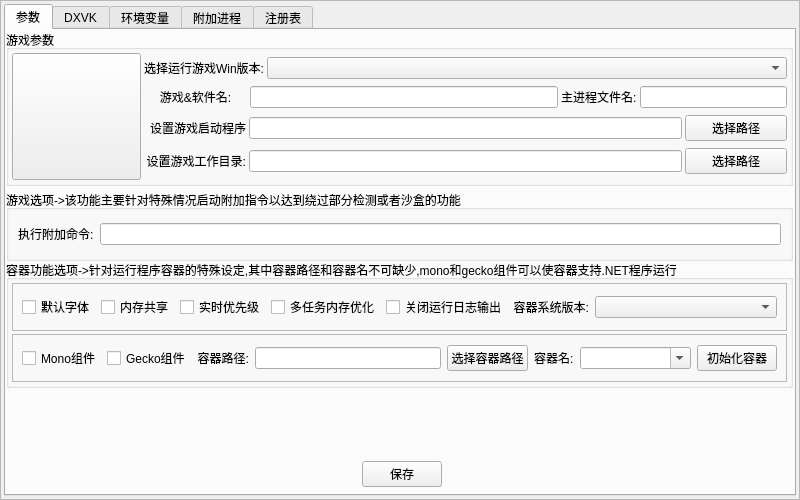
Above: ui/vekAppAddMT.ui from gfdgd-xi/vekcode before the change. Below: the same form after it.
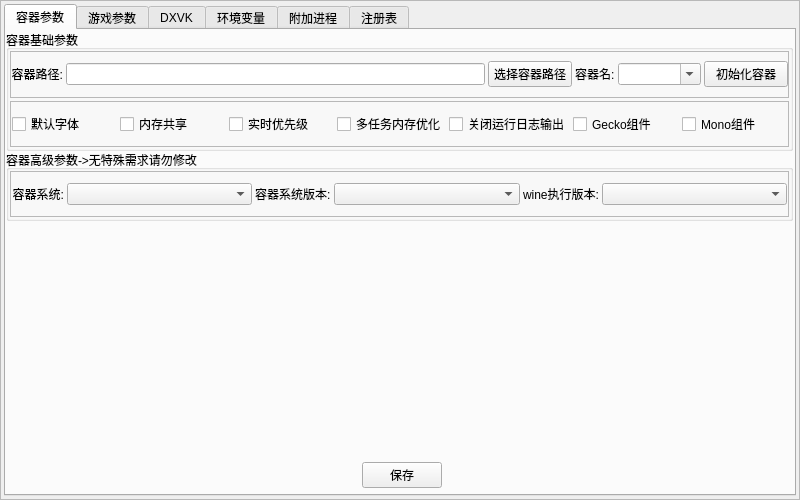
That is the form after the change.

```diff
--- a/ui/vekAppAddMT.ui
+++ b/ui/vekAppAddMT.ui
@@ -96,9 +96,457 @@
         <property name="currentIndex">
          <number>0</number>
         </property>
+        <widget class="QWidget" name="tab">
+         <attribute name="title">
+          <string>容器参数</string>
+         </attribute>
+         <widget class="QGroupBox" name="verticalGroupBox_3">
+          <property name="geometry">
+           <rect>
+            <x>0</x>
+            <y>0</y>
+            <width>787</width>
+            <height>121</height>
+           </rect>
+          </property>
+          <property name="title">
+           <string>容器基础参数</string>
+          </property>
+          <layout class="QVBoxLayout" name="verticalLayout_5">
+           <property name="spacing">
+            <number>3</number>
+           </property>
+           <property name="leftMargin">
+            <number>1</number>
+           </property>
+           <property name="topMargin">
+            <number>1</number>
+           </property>
+           <property name="rightMargin">
+            <number>1</number>
+           </property>
+           <property name="bottomMargin">
+            <number>1</number>
+           </property>
+           <item>
+            <widget class="QFrame" name="horizontalFrame">
+             <property name="frameShape">
+              <enum>QFrame::StyledPanel</enum>
+             </property>
+             <property name="frameShadow">
+              <enum>QFrame::Raised</enum>
+             </property>
+             <property name="midLineWidth">
+              <number>0</number>
+             </property>
+             <layout class="QHBoxLayout" name="horizontalLayout_7" stretch="1,50,10,1,10,10">
+              <property name="spacing">
+               <number>3</number>
+              </property>
+              <property name="leftMargin">
+               <number>0</number>
+              </property>
+              <property name="topMargin">
+               <number>0</number>
+              </property>
+              <property name="rightMargin">
+               <number>0</number>
+              </property>
+              <property name="bottomMargin">
+               <number>0</number>
+              </property>
+              <item>
+               <widget class="QLabel" name="label_7">
+                <property name="sizePolicy">
+                 <sizepolicy hsizetype="Preferred" vsizetype="Fixed">
+                  <horstretch>0</horstretch>
+                  <verstretch>0</verstretch>
+                 </sizepolicy>
+                </property>
+                <property name="text">
+                 <string>容器路径:</string>
+                </property>
+                <property name="alignment">
+                 <set>Qt::AlignRight|Qt::AlignTrailing|Qt::AlignVCenter</set>
+                </property>
+               </widget>
+              </item>
+              <item>
+               <widget class="QLineEdit" name="lineEdit_RunDockPath">
+                <property name="sizePolicy">
+                 <sizepolicy hsizetype="Preferred" vsizetype="Fixed">
+                  <horstretch>0</horstretch>
+                  <verstretch>0</verstretch>
+                 </sizepolicy>
+                </property>
+               </widget>
+              </item>
+              <item>
+               <widget class="QPushButton" name="pushButton_SetDockPath">
+                <property name="sizePolicy">
+                 <sizepolicy hsizetype="Preferred" vsizetype="Fixed">
+                  <horstretch>0</horstretch>
+                  <verstretch>0</verstretch>
+                 </sizepolicy>
+                </property>
+                <property name="text">
+                 <string>选择容器路径</string>
+                </property>
+               </widget>
+              </item>
+              <item>
+               <widget class="QLabel" name="label_5">
+                <property name="sizePolicy">
+                 <sizepolicy hsizetype="Preferred" vsizetype="Fixed">
+                  <horstretch>0</horstretch>
+                  <verstretch>0</verstretch>
+                 </sizepolicy>
+                </property>
+                <property name="text">
+                 <string>容器名:</string>
+                </property>
+               </widget>
+              </item>
+              <item>
+               <widget class="QComboBox" name="comboBox_DockName">
+                <property name="focusPolicy">
+                 <enum>Qt::WheelFocus</enum>
+                </property>
+                <property name="contextMenuPolicy">
+                 <enum>Qt::DefaultContextMenu</enum>
+                </property>
+                <property name="editable">
+                 <bool>true</bool>
+                </property>
+                <property name="insertPolicy">
+                 <enum>QComboBox::InsertAtBottom</enum>
+                </property>
+                <property name="sizeAdjustPolicy">
+                 <enum>QComboBox::AdjustToContentsOnFirstShow</enum>
+                </property>
+                <property name="duplicatesEnabled">
+                 <bool>false</bool>
+                </property>
+                <property name="frame">
+                 <bool>true</bool>
+                </property>
+               </widget>
+              </item>
+              <item>
+               <widget class="QPushButton" name="pushButton_initDock">
+                <property name="sizePolicy">
+                 <sizepolicy hsizetype="Preferred" vsizetype="Fixed">
+                  <horstretch>0</horstretch>
+                  <verstretch>0</verstretch>
+                 </sizepolicy>
+                </property>
+                <property name="text">
+                 <string>初始化容器</string>
+                </property>
+               </widget>
+              </item>
+             </layout>
+            </widget>
+           </item>
+           <item>
+            <widget class="QFrame" name="horizontalFrame_2">
+             <property name="frameShape">
+              <enum>QFrame::StyledPanel</enum>
+             </property>
+             <property name="frameShadow">
+              <enum>QFrame::Raised</enum>
+             </property>
+             <layout class="QHBoxLayout" name="horizontalLayout_11" stretch="10,10,10,10,10,10,10">
+              <property name="spacing">
+               <number>3</number>
+              </property>
+              <property name="leftMargin">
+               <number>1</number>
+              </property>
+              <property name="topMargin">
+               <number>1</number>
+              </property>
+              <property name="rightMargin">
+               <number>1</number>
+              </property>
+              <property name="bottomMargin">
+               <number>1</number>
+              </property>
+              <item>
+               <widget class="QCheckBox" name="checkBox_DefaultFonts">
+                <property name="sizePolicy">
+                 <sizepolicy hsizetype="Preferred" vsizetype="Fixed">
+                  <horstretch>0</horstretch>
+                  <verstretch>0</verstretch>
+                 </sizepolicy>
+                </property>
+                <property name="text">
+                 <string>默认字体</string>
+                </property>
+               </widget>
+              </item>
+              <item>
+               <widget class="QCheckBox" name="checkBox_wineMemorySharing">
+                <property name="sizePolicy">
+                 <sizepolicy hsizetype="Preferred" vsizetype="Fixed">
+                  <horstretch>0</horstretch>
+                  <verstretch>0</verstretch>
+                 </sizepolicy>
+                </property>
+                <property name="text">
+                 <string>内存共享</string>
+                </property>
+               </widget>
+              </item>
+              <item>
+               <widget class="QCheckBox" name="checkBox_wineRealTimePriority">
+                <property name="sizePolicy">
+                 <sizepolicy hsizetype="Preferred" vsizetype="Fixed">
+                  <horstretch>0</horstretch>
+                  <verstretch>0</verstretch>
+                 </sizepolicy>
+                </property>
+                <property name="text">
+                 <string>实时优先级</string>
+                </property>
+               </widget>
+              </item>
+              <item>
+               <widget class="QCheckBox" name="checkBox_wineMemoryOptimization">
+                <property name="sizePolicy">
+                 <sizepolicy hsizetype="Preferred" vsizetype="Fixed">
+                  <horstretch>0</horstretch>
+                  <verstretch>0</verstretch>
+                 </sizepolicy>
+                </property>
+                <property name="text">
+                 <string>多任务内存优化</string>
+                </property>
+               </widget>
+              </item>
+              <item>
+               <widget class="QCheckBox" name="checkBox_winerunlog">
+                <property name="sizePolicy">
+                 <sizepolicy hsizetype="Preferred" vsizetype="Fixed">
+                  <horstretch>0</horstretch>
+                  <verstretch>0</verstretch>
+                 </sizepolicy>
+                </property>
+                <property name="text">
+                 <string>关闭运行日志输出</string>
+                </property>
+               </widget>
+              </item>
+              <item>
+               <widget class="QCheckBox" name="checkBox_Gecko">
+                <property name="sizePolicy">
+                 <sizepolicy hsizetype="Preferred" vsizetype="Fixed">
+                  <horstretch>0</horstretch>
+                  <verstretch>0</verstretch>
+                 </sizepolicy>
+                </property>
+                <property name="text">
+                 <string>Gecko组件</string>
+                </property>
+               </widget>
+              </item>
+              <item>
+               <widget class="QCheckBox" name="checkBox_Mono">
+                <property name="enabled">
+                 <bool>true</bool>
+                </property>
+                <property name="sizePolicy">
+                 <sizepolicy hsizetype="Preferred" vsizetype="Fixed">
+                  <horstretch>0</horstretch>
+                  <verstretch>0</verstretch>
+                 </sizepolicy>
+                </property>
+                <property name="text">
+                 <string>Mono组件</string>
+                </property>
+               </widget>
+              </item>
+             </layout>
+            </widget>
+           </item>
+          </layout>
+         </widget>
+         <widget class="QWidget" name="layoutWidget_2">
+          <property name="geometry">
+           <rect>
+            <x>0</x>
+            <y>431</y>
+            <width>792</width>
+            <height>28</height>
+           </rect>
+          </property>
+          <layout class="QHBoxLayout" name="horizontalLayout_13">
+           <property name="spacing">
+            <number>3</number>
+           </property>
+           <item>
+            <spacer name="horizontalSpacer_5">
+             <property name="orientation">
+              <enum>Qt::Horizontal</enum>
+             </property>
+             <property name="sizeHint" stdset="0">
+              <size>
+               <width>40</width>
+               <height>20</height>
+              </size>
+             </property>
+            </spacer>
+           </item>
+           <item>
+            <widget class="QPushButton" name="pushButton_Set">
+             <property name="sizePolicy">
+              <sizepolicy hsizetype="Preferred" vsizetype="Fixed">
+               <horstretch>0</horstretch>
+               <verstretch>0</verstretch>
+              </sizepolicy>
+             </property>
+             <property name="text">
+              <string>保存</string>
+             </property>
+            </widget>
+           </item>
+           <item>
+            <spacer name="horizontalSpacer_6">
+             <property name="orientation">
+              <enum>Qt::Horizontal</enum>
+             </property>
+             <property name="sizeHint" stdset="0">
+              <size>
+               <width>40</width>
+               <height>20</height>
+              </size>
+             </property>
+            </spacer>
+           </item>
+          </layout>
+         </widget>
+         <widget class="QWidget" name="horizontalLayoutWidget_2">
+          <property name="geometry">
+           <rect>
+            <x>0</x>
+            <y>400</y>
+            <width>791</width>
+            <height>31</height>
+           </rect>
+          </property>
+          <layout class="QHBoxLayout" name="horizontalLayout_14">
+           <item>
+            <widget class="QLabel" name="label_TipsText">
+             <property name="text">
+              <string/>
+             </property>
+             <property name="alignment">
+              <set>Qt::AlignCenter</set>
+             </property>
+            </widget>
+           </item>
+          </layout>
+         </widget>
+         <widget class="QGroupBox" name="verticalGroupBox_4">
+          <property name="geometry">
+           <rect>
+            <x>0</x>
+            <y>120</y>
+            <width>787</width>
+            <height>71</height>
+           </rect>
+          </property>
+          <property name="title">
+           <string>容器高级参数-&gt;无特殊需求请勿修改</string>
+          </property>
+          <layout class="QVBoxLayout" name="verticalLayout_9">
+           <property name="spacing">
+            <number>1</number>
+           </property>
+           <property name="leftMargin">
+            <number>1</number>
+           </property>
+           <property name="topMargin">
+            <number>1</number>
+           </property>
+           <property name="rightMargin">
+            <number>1</number>
+           </property>
+           <property name="bottomMargin">
+            <number>1</number>
+           </property>
+           <item>
+            <widget class="QFrame" name="frame_2">
+             <property name="frameShape">
+              <enum>QFrame::StyledPanel</enum>
+             </property>
+             <property name="frameShadow">
+              <enum>QFrame::Raised</enum>
+             </property>
+             <layout class="QHBoxLayout" name="horizontalLayout_8" stretch="1,10,1,10,1,10">
+              <property name="spacing">
+               <number>3</number>
+              </property>
+              <property name="leftMargin">
+               <number>1</number>
+              </property>
+              <property name="topMargin">
+               <number>1</number>
+              </property>
+              <property name="rightMargin">
+               <number>1</number>
+              </property>
+              <property name="bottomMargin">
+               <number>1</number>
+              </property>
+              <item>
+               <widget class="QLabel" name="label_9">
+                <property name="sizePolicy">
+                 <sizepolicy hsizetype="Preferred" vsizetype="Fixed">
+                  <horstretch>0</horstretch>
+                  <verstretch>0</verstretch>
+                 </sizepolicy>
+                </property>
+                <property name="text">
+                 <string>容器系统:</string>
+                </property>
+                <property name="alignment">
+                 <set>Qt::AlignRight|Qt::AlignTrailing|Qt::AlignVCenter</set>
+                </property>
+               </widget>
+              </item>
+              <item>
+               <widget class="QComboBox" name="comboBox_dockSystemVersion"/>
+              </item>
+              <item>
+               <widget class="QLabel" name="label_11">
+                <property name="text">
+                 <string>容器系统版本:</string>
+                </property>
+               </widget>
+              </item>
+              <item>
+               <widget class="QComboBox" name="comboBox"/>
+              </item>
+              <item>
+               <widget class="QLabel" name="label_12">
+                <property name="text">
+                 <string>wine执行版本:</string>
+                </property>
+               </widget>
+              </item>
+              <item>
+               <widget class="QComboBox" name="comboBox_2"/>
+              </item>
+             </layout>
+            </widget>
+           </item>
+          </layout>
+         </widget>
+        </widget>
         <widget class="QWidget" name="tab_3">
          <attribute name="title">
-          <string>参数</string>
+          <string>游戏参数</string>
          </attribute>
          <widget class="QGroupBox" name="groupBox_4">
           <property name="geometry">
@@ -374,339 +822,6 @@
            </item>
           </layout>
          </widget>
-         <widget class="QWidget" name="layoutWidget">
-          <property name="geometry">
-           <rect>
-            <x>0</x>
-            <y>430</y>
-            <width>792</width>
-            <height>28</height>
-           </rect>
-          </property>
-          <layout class="QHBoxLayout" name="horizontalLayout_7">
-           <property name="spacing">
-            <number>3</number>
-           </property>
-           <item>
-            <spacer name="horizontalSpacer_4">
-             <property name="orientation">
-              <enum>Qt::Horizontal</enum>
-             </property>
-             <property name="sizeHint" stdset="0">
-              <size>
-               <width>40</width>
-               <height>20</height>
-              </size>
-             </property>
-            </spacer>
-           </item>
-           <item>
-            <widget class="QPushButton" name="pushButton_Set">
-             <property name="sizePolicy">
-              <sizepolicy hsizetype="Preferred" vsizetype="Fixed">
-               <horstretch>0</horstretch>
-               <verstretch>0</verstretch>
-              </sizepolicy>
-             </property>
-             <property name="text">
-              <string>保存</string>
-             </property>
-            </widget>
-           </item>
-           <item>
-            <spacer name="horizontalSpacer_3">
-             <property name="orientation">
-              <enum>Qt::Horizontal</enum>
-             </property>
-             <property name="sizeHint" stdset="0">
-              <size>
-               <width>40</width>
-               <height>20</height>
-              </size>
-             </property>
-            </spacer>
-           </item>
-          </layout>
-         </widget>
-         <widget class="QGroupBox" name="verticalGroupBox_3">
-          <property name="geometry">
-           <rect>
-            <x>0</x>
-            <y>230</y>
-            <width>787</width>
-            <height>128</height>
-           </rect>
-          </property>
-          <property name="title">
-           <string>容器功能选项-&gt;针对运行程序容器的特殊设定,其中容器路径和容器名不可缺少,mono和gecko组件可以使容器支持.NET程序运行</string>
-          </property>
-          <layout class="QVBoxLayout" name="verticalLayout_5">
-           <property name="spacing">
-            <number>3</number>
-           </property>
-           <property name="leftMargin">
-            <number>3</number>
-           </property>
-           <property name="topMargin">
-            <number>3</number>
-           </property>
-           <property name="rightMargin">
-            <number>3</number>
-           </property>
-           <property name="bottomMargin">
-            <number>3</number>
-           </property>
-           <item>
-            <widget class="QFrame" name="horizontalFrame_2">
-             <property name="frameShape">
-              <enum>QFrame::StyledPanel</enum>
-             </property>
-             <property name="frameShadow">
-              <enum>QFrame::Raised</enum>
-             </property>
-             <layout class="QHBoxLayout" name="horizontalLayout_11" stretch="10,10,10,10,10,10,40">
-              <item>
-               <widget class="QCheckBox" name="checkBox_DefaultFonts">
-                <property name="sizePolicy">
-                 <sizepolicy hsizetype="Preferred" vsizetype="Fixed">
-                  <horstretch>0</horstretch>
-                  <verstretch>0</verstretch>
-                 </sizepolicy>
-                </property>
-                <property name="text">
-                 <string>默认字体</string>
-                </property>
-               </widget>
-              </item>
-              <item>
-               <widget class="QCheckBox" name="checkBox_wineMemorySharing">
-                <property name="sizePolicy">
-                 <sizepolicy hsizetype="Preferred" vsizetype="Fixed">
-                  <horstretch>0</horstretch>
-                  <verstretch>0</verstretch>
-                 </sizepolicy>
-                </property>
-                <property name="text">
-                 <string>内存共享</string>
-                </property>
-               </widget>
-              </item>
-              <item>
-               <widget class="QCheckBox" name="checkBox_wineRealTimePriority">
-                <property name="sizePolicy">
-                 <sizepolicy hsizetype="Preferred" vsizetype="Fixed">
-                  <horstretch>0</horstretch>
-                  <verstretch>0</verstretch>
-                 </sizepolicy>
-                </property>
-                <property name="text">
-                 <string>实时优先级</string>
-                </property>
-               </widget>
-              </item>
-              <item>
-               <widget class="QCheckBox" name="checkBox_wineMemoryOptimization">
-                <property name="sizePolicy">
-                 <sizepolicy hsizetype="Preferred" vsizetype="Fixed">
-                  <horstretch>0</horstretch>
-                  <verstretch>0</verstretch>
-                 </sizepolicy>
-                </property>
-                <property name="text">
-                 <string>多任务内存优化</string>
-                </property>
-               </widget>
-              </item>
-              <item>
-               <widget class="QCheckBox" name="checkBox_winerunlog">
-                <property name="sizePolicy">
-                 <sizepolicy hsizetype="Preferred" vsizetype="Fixed">
-                  <horstretch>0</horstretch>
-                  <verstretch>0</verstretch>
-                 </sizepolicy>
-                </property>
-                <property name="text">
-                 <string>关闭运行日志输出</string>
-                </property>
-               </widget>
-              </item>
-              <item>
-               <widget class="QLabel" name="label_9">
-                <property name="sizePolicy">
-                 <sizepolicy hsizetype="Preferred" vsizetype="Fixed">
-                  <horstretch>0</horstretch>
-                  <verstretch>0</verstretch>
-                 </sizepolicy>
-                </property>
-                <property name="text">
-                 <string>容器系统版本:</string>
-                </property>
-                <property name="alignment">
-                 <set>Qt::AlignRight|Qt::AlignTrailing|Qt::AlignVCenter</set>
-                </property>
-               </widget>
-              </item>
-              <item>
-               <widget class="QComboBox" name="comboBox_dockSystemVersion"/>
-              </item>
-             </layout>
-            </widget>
-           </item>
-           <item>
-            <widget class="QFrame" name="frame_2">
-             <property name="frameShape">
-              <enum>QFrame::StyledPanel</enum>
-             </property>
-             <property name="frameShadow">
-              <enum>QFrame::Raised</enum>
-             </property>
-             <layout class="QHBoxLayout" name="horizontalLayout_8" stretch="1,1,1,50,1,1,30,1">
-              <item>
-               <widget class="QCheckBox" name="checkBox_Mono">
-                <property name="enabled">
-                 <bool>true</bool>
-                </property>
-                <property name="sizePolicy">
-                 <sizepolicy hsizetype="Preferred" vsizetype="Fixed">
-                  <horstretch>0</horstretch>
-                  <verstretch>0</verstretch>
-                 </sizepolicy>
-                </property>
-                <property name="text">
-                 <string>Mono组件</string>
-                </property>
-               </widget>
-              </item>
-              <item>
-               <widget class="QCheckBox" name="checkBox_Gecko">
-                <property name="sizePolicy">
-                 <sizepolicy hsizetype="Preferred" vsizetype="Fixed">
-                  <horstretch>0</horstretch>
-                  <verstretch>0</verstretch>
-                 </sizepolicy>
-                </property>
-                <property name="text">
-                 <string>Gecko组件</string>
-                </property>
-               </widget>
-              </item>
-              <item>
-               <widget class="QLabel" name="label_7">
-                <property name="sizePolicy">
-                 <sizepolicy hsizetype="Preferred" vsizetype="Fixed">
-                  <horstretch>0</horstretch>
-                  <verstretch>0</verstretch>
-                 </sizepolicy>
-                </property>
-                <property name="text">
-                 <string>容器路径:</string>
-                </property>
-                <property name="alignment">
-                 <set>Qt::AlignRight|Qt::AlignTrailing|Qt::AlignVCenter</set>
-                </property>
-               </widget>
-              </item>
-              <item>
-               <widget class="QLineEdit" name="lineEdit_RunDockPath">
-                <property name="sizePolicy">
-                 <sizepolicy hsizetype="Preferred" vsizetype="Fixed">
-                  <horstretch>0</horstretch>
-                  <verstretch>0</verstretch>
-                 </sizepolicy>
-                </property>
-               </widget>
-              </item>
-              <item>
-               <widget class="QPushButton" name="pushButton_SetDockPath">
-                <property name="sizePolicy">
-                 <sizepolicy hsizetype="Preferred" vsizetype="Fixed">
-                  <horstretch>0</horstretch>
-                  <verstretch>0</verstretch>
-                 </sizepolicy>
-                </property>
-                <property name="text">
-                 <string>选择容器路径</string>
-                </property>
-               </widget>
-              </item>
-              <item>
-               <widget class="QLabel" name="label_5">
-                <property name="sizePolicy">
-                 <sizepolicy hsizetype="Preferred" vsizetype="Fixed">
-                  <horstretch>0</horstretch>
-                  <verstretch>0</verstretch>
-                 </sizepolicy>
-                </property>
-                <property name="text">
-                 <string>容器名:</string>
-                </property>
-               </widget>
-              </item>
-              <item>
-               <widget class="QComboBox" name="comboBox_DockName">
-                <property name="focusPolicy">
-                 <enum>Qt::WheelFocus</enum>
-                </property>
-                <property name="contextMenuPolicy">
-                 <enum>Qt::DefaultContextMenu</enum>
-                </property>
-                <property name="editable">
-                 <bool>true</bool>
-                </property>
-                <property name="insertPolicy">
-                 <enum>QComboBox::InsertAtBottom</enum>
-                </property>
-                <property name="sizeAdjustPolicy">
-                 <enum>QComboBox::AdjustToContentsOnFirstShow</enum>
-                </property>
-                <property name="duplicatesEnabled">
-                 <bool>false</bool>
-                </property>
-                <property name="frame">
-                 <bool>true</bool>
-                </property>
-               </widget>
-              </item>
-              <item>
-               <widget class="QPushButton" name="pushButton_initDock">
-                <property name="sizePolicy">
-                 <sizepolicy hsizetype="Preferred" vsizetype="Fixed">
-                  <horstretch>0</horstretch>
-                  <verstretch>0</verstretch>
-                 </sizepolicy>
-                </property>
-                <property name="text">
-                 <string>初始化容器</string>
-                </property>
-               </widget>
-              </item>
-             </layout>
-            </widget>
-           </item>
-          </layout>
-         </widget>
-         <widget class="QWidget" name="horizontalLayoutWidget">
-          <property name="geometry">
-           <rect>
-            <x>0</x>
-            <y>399</y>
-            <width>791</width>
-            <height>31</height>
-           </rect>
-          </property>
-          <layout class="QHBoxLayout" name="horizontalLayout_12">
-           <item>
-            <widget class="QLabel" name="label_TipsText">
-             <property name="text">
-              <string/>
-             </property>
-             <property name="alignment">
-              <set>Qt::AlignCenter</set>
-             </property>
-            </widget>
-           </item>
-          </layout>
-         </widget>
         </widget>
         <widget class="QWidget" name="tab_6">
          <attribute name="title">
```
